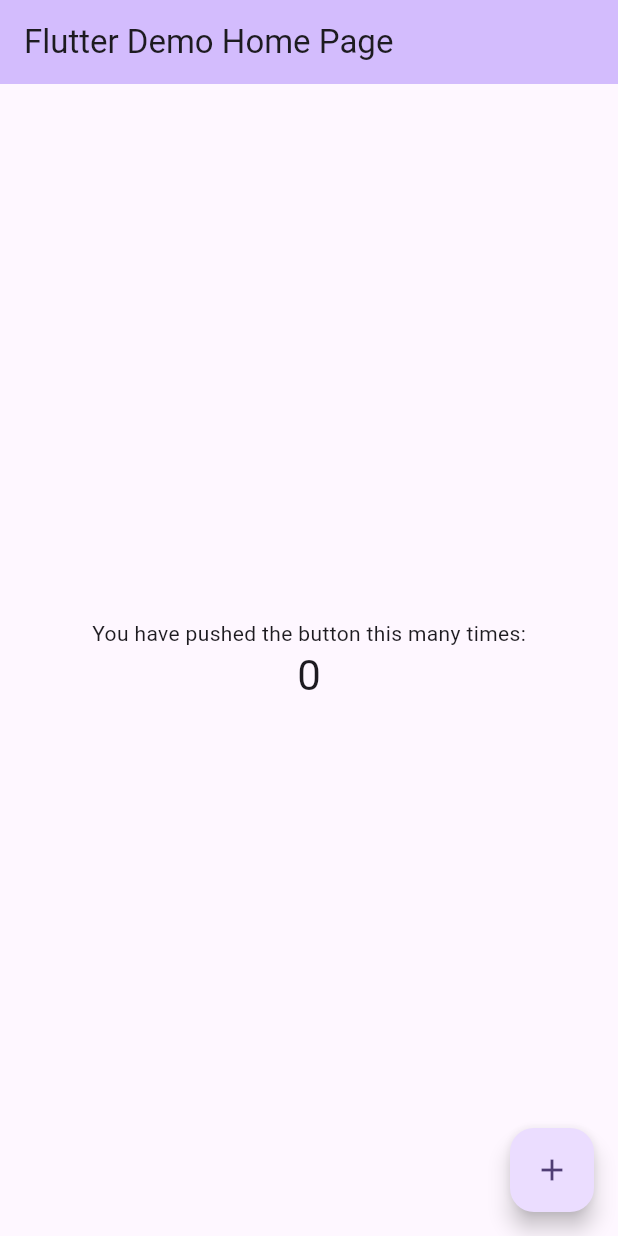
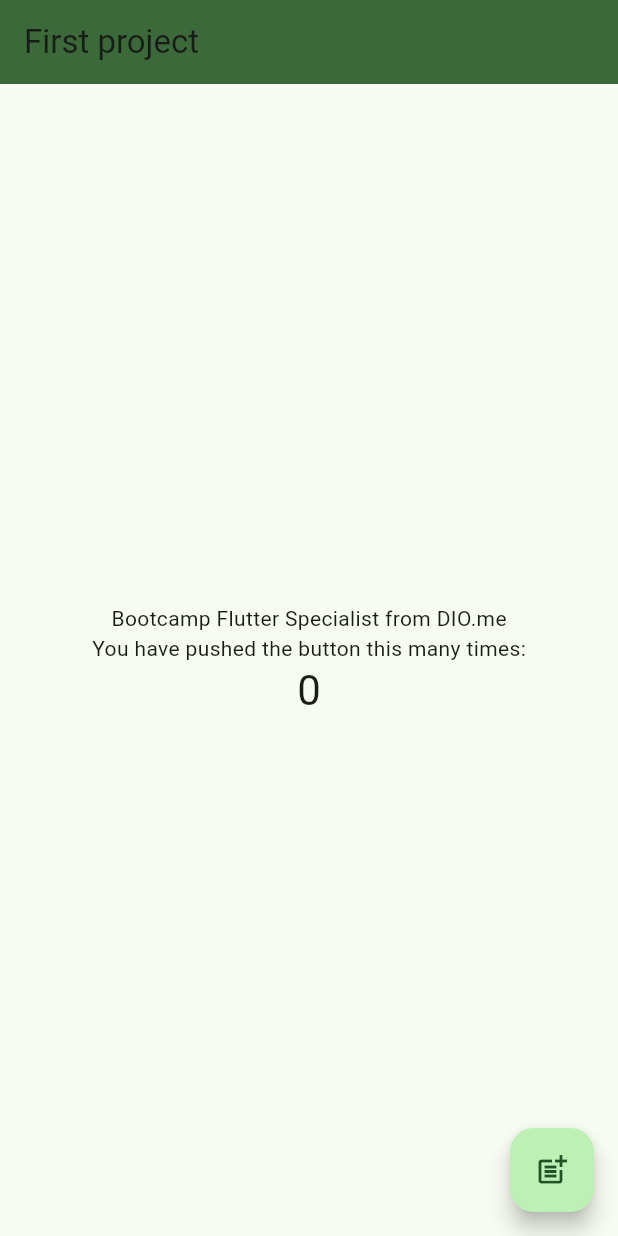
Before and after one commit to estherpeixoto/flutter_first_project, a Flutter app: the screen it shows after launch, on a phone screen of 412 x 824 dp. Run offline on Flutter 3.47's test engine with Material 2 defaults, Android fonts, the phone set to English and light mode, and no system bars.

Commit message:
some basic tests with colors and icons

```diff
--- a/lib/main.dart
+++ b/lib/main.dart
@@ -28,10 +28,10 @@ class MyApp extends StatelessWidget {
         //
         // This works for code too, not just values: Most code changes can be
         // tested with just a hot reload.
-        colorScheme: ColorScheme.fromSeed(seedColor: Colors.deepPurple),
+        colorScheme: ColorScheme.fromSeed(seedColor: Colors.green),
         useMaterial3: true,
       ),
-      home: const MyHomePage(title: 'Flutter Demo Home Page'),
+      home: const MyHomePage(title: 'First project'),
     );
   }
 }
@@ -81,7 +81,7 @@ class _MyHomePageState extends State<MyHomePage> {
         // TRY THIS: Try changing the color here to a specific color (to
         // Colors.amber, perhaps?) and trigger a hot reload to see the AppBar
         // change color while the other colors stay the same.
-        backgroundColor: Theme.of(context).colorScheme.inversePrimary,
+        backgroundColor: Theme.of(context).colorScheme.primary,
         // Here we take the value from the MyHomePage object that was created by
         // the App.build method, and use it to set our appbar title.
         title: Text(widget.title),
@@ -106,6 +106,9 @@ class _MyHomePageState extends State<MyHomePage> {
           mainAxisAlignment: MainAxisAlignment.center,
           children: <Widget>[
             const Text(
+              'Bootcamp Flutter Specialist from DIO.me',
+            ),
+            const Text(
               'You have pushed the button this many times:',
             ),
             Text(
@@ -118,7 +121,7 @@ class _MyHomePageState extends State<MyHomePage> {
       floatingActionButton: FloatingActionButton(
         onPressed: _incrementCounter,
         tooltip: 'Increment',
-        child: const Icon(Icons.add),
+        child: const Icon(Icons.post_add),
       ), // This trailing comma makes auto-formatting nicer for build methods.
     );
   }
```
